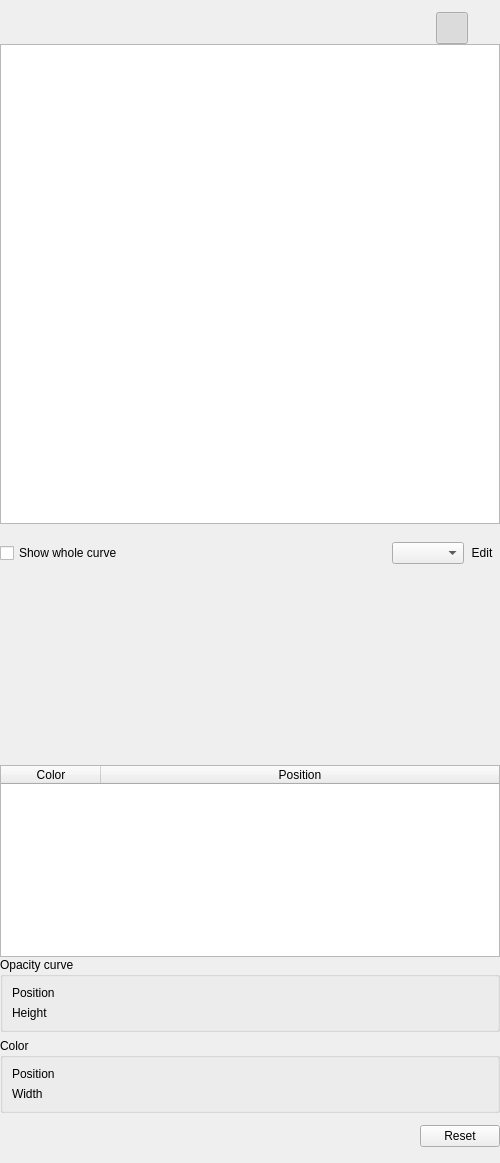
MITK/MITK, file Modules/VolumeVisualizationUI/src/QmitkVolumeTransferFunctionEditorControls.ui: the form before one commit.
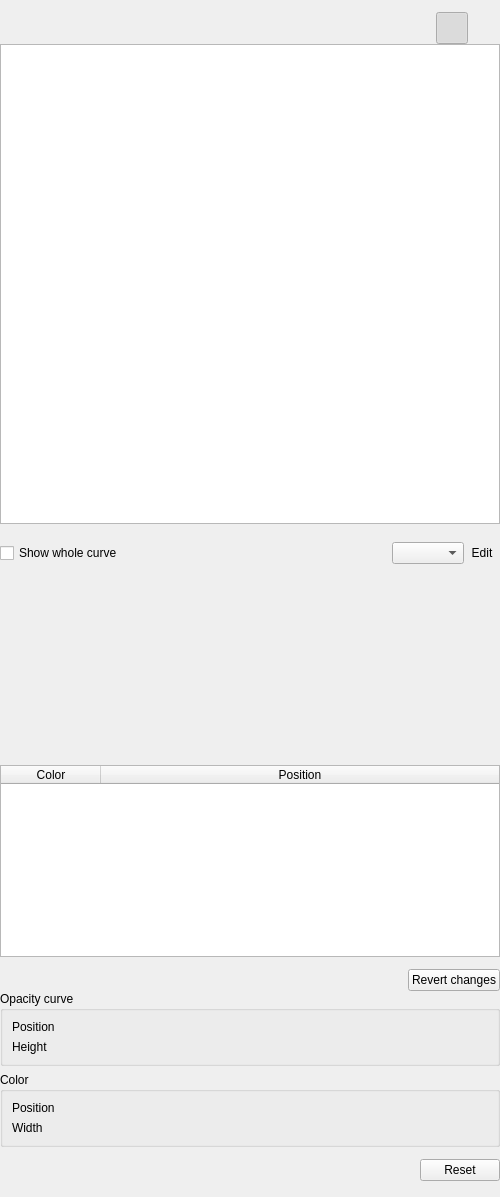
The form after the commit. Custom widgets are drawn as their Qt base class.

Commit message: Add a button that reverts an edit in progress

Diff of the .ui file:
```diff
--- a/Modules/VolumeVisualizationUI/src/QmitkVolumeTransferFunctionEditorControls.ui
+++ b/Modules/VolumeVisualizationUI/src/QmitkVolumeTransferFunctionEditorControls.ui
@@ -334,6 +334,49 @@
            </column>
           </widget>
          </item>
+         <item>
+          <spacer name="revertSpacerAbove">
+           <property name="orientation">
+            <enum>Qt::Orientation::Vertical</enum>
+           </property>
+           <property name="sizeType">
+            <enum>QSizePolicy::Policy::Fixed</enum>
+           </property>
+           <property name="sizeHint" stdset="0">
+            <size>
+             <width>20</width>
+             <height>6</height>
+            </size>
+           </property>
+          </spacer>
+         </item>
+         <item>
+          <layout class="QHBoxLayout" name="revertRowLayout">
+           <item>
+            <spacer name="revertRowSpacer">
+             <property name="orientation">
+              <enum>Qt::Orientation::Horizontal</enum>
+             </property>
+             <property name="sizeHint" stdset="0">
+              <size>
+               <width>40</width>
+               <height>20</height>
+              </size>
+             </property>
+            </spacer>
+           </item>
+           <item>
+            <widget class="QPushButton" name="revertEditButton">
+             <property name="toolTip">
+              <string>Put back the curve and blend mode from when editing began, and keep editing.</string>
+             </property>
+             <property name="text">
+              <string>Revert changes</string>
+             </property>
+            </widget>
+           </item>
+          </layout>
+         </item>
         </layout>
        </widget>
       </item>
```
The commit also changes 6 other files.
